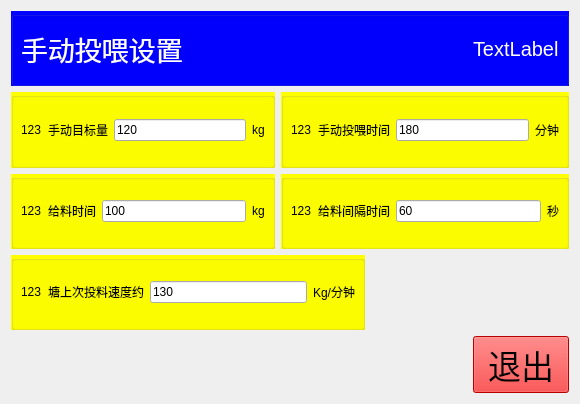
wsh01/batch-feeder, file chengyi_Qt4linux/form_maunal.ui: the form before one commit.
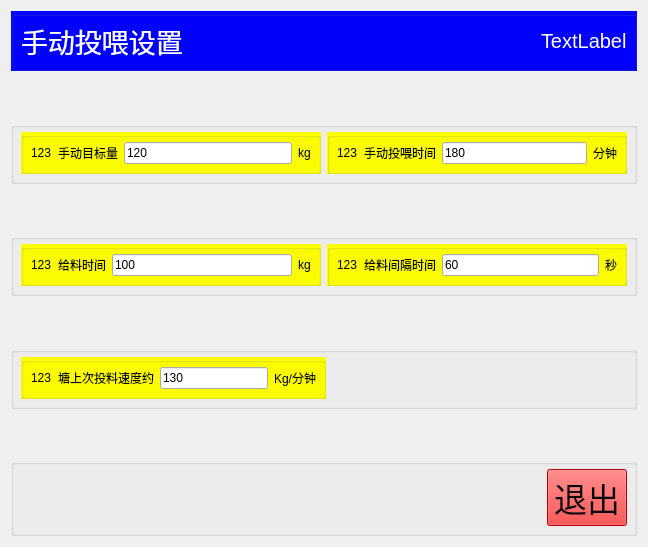
The form after the commit.

What changed in the file:
```diff
--- a/chengyi_Qt4linux/form_maunal.ui
+++ b/chengyi_Qt4linux/form_maunal.ui
@@ -6,15 +6,95 @@
    <rect>
     <x>0</x>
     <y>0</y>
-    <width>580</width>
-    <height>404</height>
+    <width>648</width>
+    <height>547</height>
    </rect>
   </property>
   <property name="windowTitle">
    <string>Form</string>
   </property>
+  <layout class="QGridLayout" name="gridLayout_11">
+   <item row="0" column="0" colspan="2">
+    <widget class="QGroupBox" name="groupBox">
+     <property name="styleSheet">
+      <string notr="true">QGroupBox{ background-color:rgb(0, 0, 255);} 
+QGroupBox{ margin-top:0px;}
+QGroupBox:title {margin-top: 0px;}</string>
+     </property>
+     <property name="title">
+      <string/>
+     </property>
+     <layout class="QGridLayout" name="gridLayout">
+      <item row="0" column="0">
+       <widget class="QLabel" name="label">
+        <property name="font">
+         <font>
+          <pointsize>20</pointsize>
+         </font>
+        </property>
+        <property name="styleSheet">
+         <string notr="true">QLabel{color:rgb(255, 255, 255);}</string>
+        </property>
+        <property name="text">
+         <string>手动投喂设置</string>
+        </property>
+       </widget>
+      </item>
+      <item row="0" column="1">
+       <spacer name="horizontalSpacer">
+        <property name="orientation">
+         <enum>Qt::Horizontal</enum>
+        </property>
+        <property name="sizeHint" stdset="0">
+         <size>
+          <width>276</width>
+          <height>20</height>
+         </size>
+        </property>
+       </spacer>
+      </item>
+      <item row="0" column="2">
+       <widget class="QLabel" name="label_Data">
+        <property name="font">
+         <font>
+          <pointsize>15</pointsize>
+         </font>
+        </property>
+        <property name="styleSheet">
+         <string notr="true">QLabel{color:rgb(255, 255, 255);}</string>
+        </property>
+        <property name="text">
+         <string>TextLabel</string>
+        </property>
+       </widget>
+      </item>
+     </layout>
+    </widget>
+   </item>
+   <item row="1" column="1">
+    <spacer name="verticalSpacer">
+     <property name="orientation">
+      <enum>Qt::Vertical</enum>
+     </property>
+     <property name="sizeHint" stdset="0">
+      <size>
+       <width>20</width>
+       <height>28</height>
+      </size>
+     </property>
+    </spacer>
+   </item>
+   <item row="2" column="0" colspan="2">
+    <widget class="QGroupBox" name="groupBox_7">
+     <property name="styleSheet">
+      <string notr="true">QGroupBox{ margin-top:0px;}
+QGroupBox:title {margin-top: 0px;}</string>
+     </property>
+     <property name="title">
+      <string/>
+     </property>
   <layout class="QGridLayout" name="gridLayout_7">
-   <item row="1" column="0">
+      <item row="0" column="0">
     <widget class="QGroupBox" name="groupBox_2">
      <property name="font">
       <font>
@@ -61,7 +141,7 @@
      </layout>
     </widget>
    </item>
-   <item row="1" column="1" colspan="3">
+      <item row="0" column="1">
     <widget class="QGroupBox" name="groupBox_5">
      <property name="font">
       <font>
@@ -108,7 +188,33 @@
      </layout>
     </widget>
    </item>
-   <item row="2" column="0">
+     </layout>
+    </widget>
+   </item>
+   <item row="3" column="1">
+    <spacer name="verticalSpacer_2">
+     <property name="orientation">
+      <enum>Qt::Vertical</enum>
+     </property>
+     <property name="sizeHint" stdset="0">
+      <size>
+       <width>20</width>
+       <height>28</height>
+      </size>
+     </property>
+    </spacer>
+   </item>
+   <item row="4" column="0" colspan="2">
+    <widget class="QGroupBox" name="groupBox_8">
+     <property name="styleSheet">
+      <string notr="true">QGroupBox{ margin-top:0px;}
+QGroupBox:title {margin-top: 0px;}</string>
+     </property>
+     <property name="title">
+      <string/>
+     </property>
+     <layout class="QGridLayout" name="gridLayout_8">
+      <item row="0" column="0">
     <widget class="QGroupBox" name="groupBox_3">
      <property name="font">
       <font>
@@ -155,7 +261,7 @@
      </layout>
     </widget>
    </item>
-   <item row="2" column="1" colspan="3">
+      <item row="0" column="1">
     <widget class="QGroupBox" name="groupBox_6">
      <property name="font">
       <font>
@@ -202,7 +308,33 @@
      </layout>
     </widget>
    </item>
-   <item row="3" column="0" colspan="2">
+     </layout>
+    </widget>
+   </item>
+   <item row="5" column="0" colspan="2">
+    <spacer name="verticalSpacer_3">
+     <property name="orientation">
+      <enum>Qt::Vertical</enum>
+     </property>
+     <property name="sizeHint" stdset="0">
+      <size>
+       <width>20</width>
+       <height>27</height>
+      </size>
+     </property>
+    </spacer>
+   </item>
+   <item row="6" column="0" colspan="2">
+    <widget class="QGroupBox" name="groupBox_9">
+     <property name="styleSheet">
+      <string notr="true">QGroupBox{ margin-top:0px;}
+QGroupBox:title {margin-top: 0px;}</string>
+     </property>
+     <property name="title">
+      <string/>
+     </property>
+     <layout class="QGridLayout" name="gridLayout_9">
+      <item row="0" column="0">
     <widget class="QGroupBox" name="groupBox_4">
      <property name="font">
       <font>
@@ -249,20 +381,46 @@
      </layout>
     </widget>
    </item>
-   <item row="3" column="2" colspan="2">
+      <item row="0" column="1">
     <spacer name="horizontalSpacer_2">
      <property name="orientation">
       <enum>Qt::Horizontal</enum>
      </property>
      <property name="sizeHint" stdset="0">
       <size>
-       <width>198</width>
+          <width>213</width>
        <height>20</height>
       </size>
      </property>
     </spacer>
    </item>
-   <item row="4" column="0" colspan="3">
+     </layout>
+    </widget>
+   </item>
+   <item row="7" column="0">
+    <spacer name="verticalSpacer_4">
+     <property name="orientation">
+      <enum>Qt::Vertical</enum>
+     </property>
+     <property name="sizeHint" stdset="0">
+      <size>
+       <width>20</width>
+       <height>28</height>
+      </size>
+     </property>
+    </spacer>
+   </item>
+   <item row="8" column="0" colspan="2">
+    <widget class="QGroupBox" name="groupBox_10">
+     <property name="styleSheet">
+      <string notr="true">QGroupBox{ margin-top:0px;}
+QGroupBox:title {margin-top: 0px;}</string>
+     </property>
+     <property name="title">
+      <string/>
+     </property>
+     <layout class="QGridLayout" name="gridLayout_10">
+      <item row="0" column="0">
     <spacer name="horizontalSpacer_3">
      <property name="orientation">
       <enum>Qt::Horizontal</enum>
@@ -275,7 +433,7 @@
      </property>
     </spacer>
    </item>
-   <item row="4" column="3">
+      <item row="0" column="1">
     <widget class="QPushButton" name="btn_Quit">
      <property name="font">
       <font>
@@ -288,60 +446,6 @@
      </property>
      <property name="text">
       <string>退出</string>
-     </property>
-    </widget>
-   </item>
-   <item row="0" column="0" colspan="4">
-    <widget class="QGroupBox" name="groupBox">
-     <property name="styleSheet">
-      <string notr="true">QGroupBox{ background-color:rgb(0, 0, 255);} 
-QGroupBox{ margin-top:0px;}
-QGroupBox:title {margin-top: 0px;}</string>
-     </property>
-     <property name="title">
-      <string/>
-     </property>
-     <layout class="QGridLayout" name="gridLayout">
-      <item row="0" column="0">
-       <widget class="QLabel" name="label">
-        <property name="font">
-         <font>
-          <pointsize>20</pointsize>
-         </font>
-        </property>
-        <property name="styleSheet">
-         <string notr="true">QLabel{color:rgb(255, 255, 255);}</string>
-        </property>
-        <property name="text">
-         <string>手动投喂设置</string>
-        </property>
-       </widget>
-      </item>
-      <item row="0" column="1">
-       <spacer name="horizontalSpacer">
-        <property name="orientation">
-         <enum>Qt::Horizontal</enum>
-        </property>
-        <property name="sizeHint" stdset="0">
-         <size>
-          <width>276</width>
-          <height>20</height>
-         </size>
-        </property>
-       </spacer>
-      </item>
-      <item row="0" column="2">
-       <widget class="QLabel" name="label_Data">
-        <property name="font">
-         <font>
-          <pointsize>15</pointsize>
-         </font>
-        </property>
-        <property name="styleSheet">
-         <string notr="true">QLabel{color:rgb(255, 255, 255);}</string>
-        </property>
-        <property name="text">
-         <string>TextLabel</string>
         </property>
        </widget>
       </item>
```
Left out of the diff: 28 changed lines with no effect on the pictures. Lines whose indentation alone changed are shown as unchanged.
